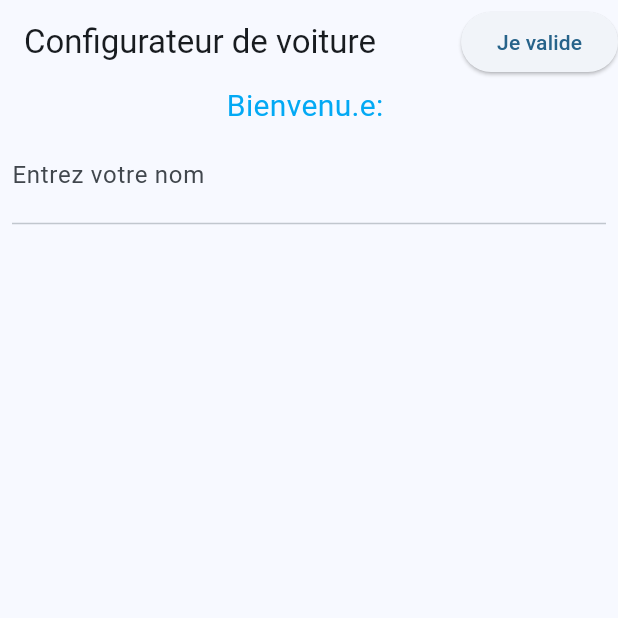
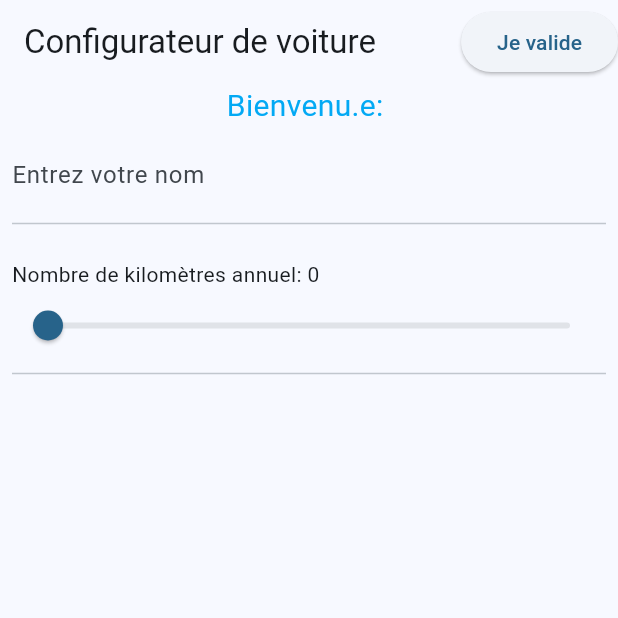
Before and after one commit to Felicitydev/flutter, a Flutter app: the screen it shows after launch, on a phone screen of 412 x 824 dp, the top half of it. Run offline on Flutter 3.47's test engine with Material 3 defaults, Android fonts, the phone set to English and light mode, and no system bars; our stand-ins replace sembast, shared_preferences; missing offline and left inert: encrypt.

Commit message:
[IMP] Define slider widget

```diff
--- a/car_project/lib/car_selctor_page.dart
+++ b/car_project/lib/car_selctor_page.dart
@@ -7,20 +7,20 @@ class CarSelectorPage extends StatefulWidget {
   State<StatefulWidget> createState() {
     return _ClassSelectorPageState();
   }
-
 }
 
 class _ClassSelectorPageState extends State<CarSelectorPage> {
+  String _firstName = "";
+  double _kms = 0;
 
-  String _firstName = "";
-
-  Padding _interactiveWidget({required List<Widget> children, bool isRow = false}) {
+  Padding _interactiveWidget(
+      {required List<Widget> children, bool isRow = false}) {
     return Padding(
       padding: const EdgeInsets.all(8),
       child: Column(
         children: [
-            (isRow) ?
-              Row(
+          (isRow)
+              ? Row(
                   mainAxisAlignment: MainAxisAlignment.spaceBetween,
                   children: children,
                 )
@@ -35,12 +35,17 @@ class _ClassSelectorPageState extends State<CarSelectorPage> {
     );
   }
 
-  void _updateFirstName(String newValue){
+  void _updateFirstName(String newValue) {
     setState(() {
       _firstName = newValue;
     });
   }
 
+  void _updateKms(double newValue){
+    setState(() {
+      _kms = newValue;
+    });
+  }
 
   @override
   Widget build(BuildContext context) {
@@ -48,10 +53,7 @@ class _ClassSelectorPageState extends State<CarSelectorPage> {
       appBar: AppBar(
         title: const Text("Configurateur de voiture"),
         actions: [
-          ElevatedButton(
-              onPressed: () {},
-              child: const Text("Je valide")
-          )
+          ElevatedButton(onPressed: () {}, child: const Text("Je valide"))
         ],
       ),
       body: SingleChildScrollView(
@@ -59,19 +61,22 @@ class _ClassSelectorPageState extends State<CarSelectorPage> {
           children: [
             Text(
               "Bienvenu.e: $_firstName",
-              style: const TextStyle(
-                fontSize: 20,
-                color: Colors.lightBlue
+              style: const TextStyle(fontSize: 20, color: Colors.lightBlue),
             ),
-            ),
+            _interactiveWidget(children: [
+              TextField(
+                  decoration: const InputDecoration(
+                      border: InputBorder.none, hintText: "Entrez votre nom"),
+                  onSubmitted: _updateFirstName)
+            ]),
             _interactiveWidget(
                 children: [
-                  TextField(
-                    decoration: const InputDecoration(
-                      border: InputBorder.none,
-                      hintText: "Entrez votre nom"
-                    ),
-                    onSubmitted: _updateFirstName
+                  Text("Nombre de kilomètres annuel: ${_kms.toInt()}"),
+                  Slider(
+                    min: 0,
+                      max: 25000,
+                      value: _kms,
+                      onChanged: _updateKms
                   )
                 ]
             )
```
Lines whose indentation alone changed are shown as unchanged.
